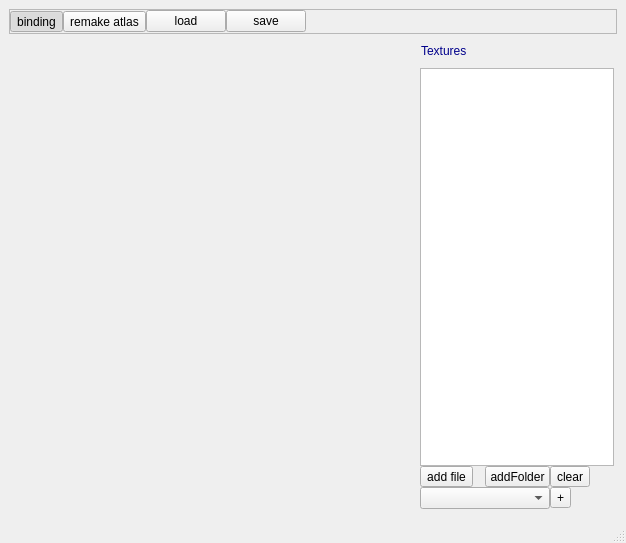
Qt form src/mainform.ui (phwizard/textureatlas) before a commit.
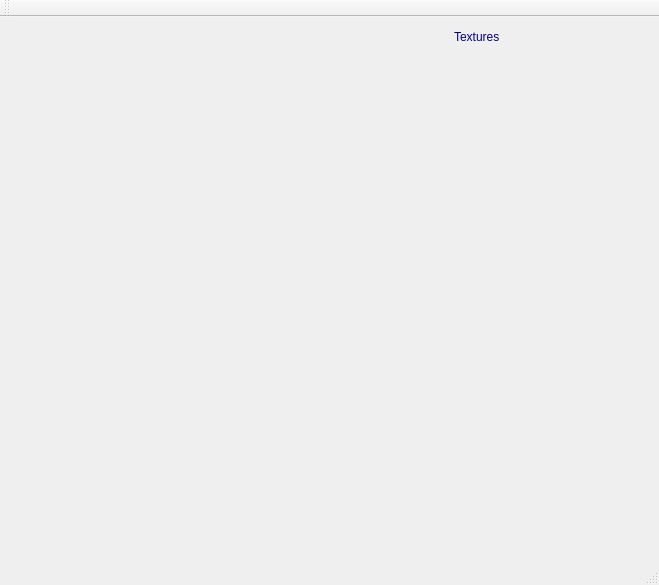
The same form after that commit. Custom widgets are drawn as their Qt base class.

Patch:
```diff
--- a/src/mainform.ui
+++ b/src/mainform.ui
@@ -6,8 +6,8 @@
    <rect>
     <x>0</x>
     <y>0</y>
-    <width>626</width>
-    <height>543</height>
+    <width>659</width>
+    <height>585</height>
    </rect>
   </property>
   <property name="windowTitle">
@@ -15,112 +15,7 @@
   </property>
   <widget class="QWidget" name="centralwidget">
    <layout class="QGridLayout" name="gridLayout">
-    <item row="0" column="0" colspan="2">
-     <widget class="QScrollArea" name="elementMenu">
-      <property name="sizePolicy">
-       <sizepolicy hsizetype="Expanding" vsizetype="Expanding">
-        <horstretch>0</horstretch>
-        <verstretch>0</verstretch>
-       </sizepolicy>
-      </property>
-      <property name="minimumSize">
-       <size>
-        <width>0</width>
-        <height>0</height>
-       </size>
-      </property>
-      <property name="maximumSize">
-       <size>
-        <width>16777215</width>
-        <height>25</height>
-       </size>
-      </property>
-      <property name="widgetResizable">
-       <bool>true</bool>
-      </property>
-      <widget class="QWidget" name="scrollAreaWidgetContents">
-       <property name="geometry">
-        <rect>
-         <x>0</x>
-         <y>0</y>
-         <width>588</width>
-         <height>28</height>
-        </rect>
-       </property>
-       <property name="sizePolicy">
-        <sizepolicy hsizetype="Preferred" vsizetype="Expanding">
-         <horstretch>0</horstretch>
-         <verstretch>0</verstretch>
-        </sizepolicy>
-       </property>
-       <property name="minimumSize">
-        <size>
-         <width>0</width>
-         <height>0</height>
-        </size>
-       </property>
-       <layout class="QHBoxLayout" name="horizontalLayout">
-        <property name="spacing">
-         <number>0</number>
-        </property>
-        <property name="margin">
-         <number>0</number>
-        </property>
-        <item>
-         <widget class="QToolButton" name="toolButtonBinding">
-          <property name="text">
-           <string>binding</string>
-          </property>
-          <property name="checkable">
-           <bool>true</bool>
-          </property>
-          <property name="checked">
-           <bool>true</bool>
-          </property>
-         </widget>
-        </item>
-        <item>
-         <widget class="QToolButton" name="toolButtonMakeAtlas">
-          <property name="text">
-           <string>remake atlas</string>
-          </property>
-         </widget>
-        </item>
-        <item>
-         <widget class="QPushButton" name="pushButtonLoadFile">
-          <property name="enabled">
-           <bool>true</bool>
-          </property>
-          <property name="text">
-           <string>load</string>
-          </property>
-         </widget>
-        </item>
-        <item>
-         <widget class="QPushButton" name="pushButtonSaveFile">
-          <property name="text">
-           <string>save</string>
-          </property>
-         </widget>
-        </item>
-        <item>
-         <spacer name="horizontalSpacer">
-          <property name="orientation">
-           <enum>Qt::Horizontal</enum>
-          </property>
-          <property name="sizeHint" stdset="0">
-           <size>
-            <width>343</width>
-            <height>20</height>
-           </size>
-          </property>
-         </spacer>
-        </item>
-       </layout>
-      </widget>
-     </widget>
-    </item>
-    <item row="1" column="0">
+    <item row="0" column="0">
      <widget class="WorkArea" name="workArea" native="true">
       <property name="sizePolicy">
        <sizepolicy hsizetype="Expanding" vsizetype="Expanding">
@@ -130,7 +25,7 @@
       </property>
      </widget>
     </item>
-    <item row="1" column="1">
+    <item row="0" column="1">
      <widget class="QToolBox" name="toolBox">
       <property name="sizePolicy">
        <sizepolicy hsizetype="Minimum" vsizetype="Preferred">
@@ -169,7 +64,7 @@
          <x>0</x>
          <y>0</y>
          <width>200</width>
-         <height>417</height>
+         <height>485</height>
         </rect>
        </property>
        <property name="sizePolicy">
@@ -187,73 +82,6 @@
        <attribute name="label">
         <string>Textures</string>
        </attribute>
-       <layout class="QGridLayout" name="gridLayout_2">
-        <property name="margin">
-         <number>3</number>
-        </property>
-        <property name="spacing">
-         <number>0</number>
-        </property>
-        <item row="0" column="0" colspan="3">
-         <widget class="TextureListWidget" name="listViewTextures">
-          <property name="sizePolicy">
-           <sizepolicy hsizetype="Minimum" vsizetype="Minimum">
-            <horstretch>0</horstretch>
-            <verstretch>0</verstretch>
-           </sizepolicy>
-          </property>
-          <property name="iconSize">
-           <size>
-            <width>10</width>
-            <height>10</height>
-           </size>
-          </property>
-          <property name="textElideMode">
-           <enum>Qt::ElideLeft</enum>
-          </property>
-          <property name="flow">
-           <enum>QListView::LeftToRight</enum>
-          </property>
-          <property name="viewMode">
-           <enum>QListView::IconMode</enum>
-          </property>
-         </widget>
-        </item>
-        <item row="1" column="0">
-         <widget class="QToolButton" name="toolButtonAddFile">
-          <property name="text">
-           <string>add file</string>
-          </property>
-         </widget>
-        </item>
-        <item row="1" column="2">
-         <widget class="QToolButton" name="toolButtonClear">
-          <property name="text">
-           <string>clear</string>
-          </property>
-         </widget>
-        </item>
-        <item row="1" column="1">
-         <widget class="QToolButton" name="toolButtonAddFolder">
-          <property name="text">
-           <string>addFolder</string>
-          </property>
-         </widget>
-        </item>
-        <item row="2" column="0" colspan="2">
-         <widget class="QComboBox" name="comboBoxResolution"/>
-        </item>
-        <item row="2" column="2">
-         <widget class="QToolButton" name="toolButtonAddResolution">
-          <property name="text">
-           <string>+</string>
-          </property>
-          <property name="arrowType">
-           <enum>Qt::NoArrow</enum>
-          </property>
-         </widget>
-        </item>
-       </layout>
       </widget>
      </widget>
     </item>
@@ -270,13 +98,19 @@
    </property>
   </widget>
   <widget class="QStatusBar" name="statusbar"/>
+  <widget class="QToolBar" name="toolBar">
+   <property name="windowTitle">
+    <string>toolBar</string>
+   </property>
+   <attribute name="toolBarArea">
+    <enum>TopToolBarArea</enum>
+   </attribute>
+   <attribute name="toolBarBreak">
+    <bool>false</bool>
+   </attribute>
+  </widget>
  </widget>
  <customwidgets>
-  <customwidget>
-   <class>TextureListWidget</class>
-   <extends>QListView</extends>
-   <header>texturelistwidget.h</header>
-  </customwidget>
   <customwidget>
    <class>WorkArea</class>
    <extends>QWidget</extends>
```
Left out of the diff: 2 changed lines with no effect on the pictures.
